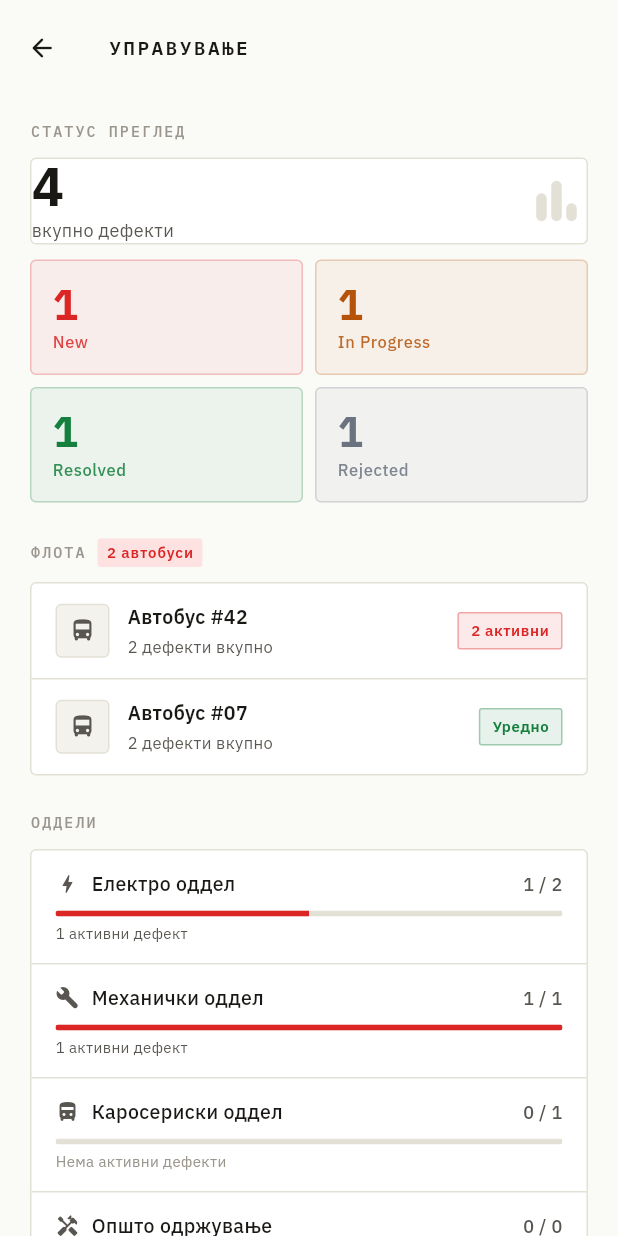
After one commit to sandrajovanceva/Bus-Defect-Reporting-App, a Flutter app: the ManagementScreen screen opened by its route, on a phone screen of 412 x 824 dp. The commit adds this screen. Run offline on Flutter 3.47's test engine with Material 3 defaults, Android fonts, the phone set to English and light mode, and no system bars; our stand-ins replace flutter_riverpod, go_router, google_fonts, image_picker.

Commit message:
feat: add dispatcher management screen with fleet and department stats

```diff
--- a/lib/core/routes/app_router.dart
+++ b/lib/core/routes/app_router.dart
@@ -5,6 +5,7 @@ import '../../screens/defects/defect_details_screen.dart';
 import '../../screens/defects/defect_report_screen.dart';
 import '../../screens/defects/my_defects_screen.dart';
 import '../../screens/home/home_screen.dart';
+import '../../screens/management/management_screen.dart';
 import '../../screens/splash/splash_screen.dart';
 import 'app_routes.dart';
 
@@ -39,6 +40,10 @@ class AppRouter {
         builder: (_, state) =>
             DefectDetailsScreen(defectId: state.pathParameters['id']!),
       ),
+      GoRoute(
+        path: AppRoutes.management,
+        builder: (_, __) => const ManagementScreen(),
+      ),
     ],
   );
 }
--- a/lib/core/routes/app_routes.dart
+++ b/lib/core/routes/app_routes.dart
@@ -8,5 +8,7 @@ class AppRoutes {
   static const String defectReport = '/defects/new';
   static const String defectDetailsPattern = '/defects/:id';
 
+  static const String management = '/management';
+
   static String defectDetails(String id) => '/defects/$id';
 }
--- a/lib/screens/home/home_screen.dart
+++ b/lib/screens/home/home_screen.dart
@@ -189,7 +189,7 @@ class HomeScreen extends ConsumerWidget {
           subtitle: 'Статуси, возачи и линии',
           icon: Icons.tune_rounded,
           primary: false,
-          onTap: () {},
+          onTap: () => context.push(AppRoutes.management),
         ),
       ];
 }
--- /dev/null
+++ b/lib/screens/management/management_screen.dart
@@ -0,0 +1,500 @@
+import 'package:flutter/material.dart';
+import 'package:flutter_riverpod/flutter_riverpod.dart';
+import 'package:go_router/go_router.dart';
+
+import '../../core/theme/app_theme.dart';
+import '../../models/maintenance_department.dart';
+import '../../services/defect_service.dart';
+import '../../widgets/status_pill.dart';
+
+class ManagementScreen extends ConsumerWidget {
+  const ManagementScreen({super.key});
+
+  @override
+  Widget build(BuildContext context, WidgetRef ref) {
+    final defects = ref.watch(defectProvider);
+
+    // ── Status counts ──────────────────────────────────────────────
+    final statusCounts = {
+      for (final s in DefectStatus.values)
+        s: defects.where((d) => d.status == s).length,
+    };
+
+    // ── Active = New + In Progress ─────────────────────────────────
+    final active = defects
+        .where((d) =>
+            d.status == DefectStatus.newReport ||
+            d.status == DefectStatus.inProgress)
+        .toList();
+
+    // ── Fleet: busNumber → {total, active} ─────────────────────────
+    final Map<String, int> busTotal = {};
+    final Map<String, int> busActive = {};
+    for (final d in defects) {
+      busTotal[d.busNumber] = (busTotal[d.busNumber] ?? 0) + 1;
+      if (d.status == DefectStatus.newReport ||
+          d.status == DefectStatus.inProgress) {
+        busActive[d.busNumber] = (busActive[d.busNumber] ?? 0) + 1;
+      }
+    }
+    final sortedBuses = busTotal.keys.toList()
+      ..sort((a, b) => (busActive[b] ?? 0).compareTo(busActive[a] ?? 0));
+
+    // ── Department workload ────────────────────────────────────────
+    final Map<MaintenanceDepartment, int> deptActive = {};
+    final Map<MaintenanceDepartment, int> deptTotal = {};
+    for (final d in defects) {
+      deptTotal[d.department] = (deptTotal[d.department] ?? 0) + 1;
+    }
+    for (final d in active) {
+      deptActive[d.department] = (deptActive[d.department] ?? 0) + 1;
+    }
+
+    return Scaffold(
+      appBar: AppBar(
+        title: const Text('УПРАВУВАЊЕ'),
+        leading: IconButton(
+          tooltip: 'Назад',
+          icon: const Icon(Icons.arrow_back_rounded, size: 20),
+          onPressed: () => context.pop(),
+        ),
+      ),
+      body: SafeArea(
+        top: false,
+        child: Center(
+          child: ConstrainedBox(
+            constraints: const BoxConstraints(maxWidth: 480),
+            child: ListView(
+              padding: const EdgeInsets.fromLTRB(20, 16, 20, 32),
+              children: [
+                // ── Overview ──────────────────────────────────────
+                const _SectionLabel(text: 'СТАТУС ПРЕГЛЕД'),
+                const SizedBox(height: 10),
+                _StatusGrid(
+                  statusCounts: statusCounts,
+                  total: defects.length,
+                ),
+                const SizedBox(height: 24),
+
+                // ── Fleet ─────────────────────────────────────────
+                Row(
+                  children: [
+                    const _SectionLabel(text: 'ФЛОТА'),
+                    const SizedBox(width: 8),
+                    Container(
+                      padding: const EdgeInsets.symmetric(
+                          horizontal: 6, vertical: 2),
+                      decoration: BoxDecoration(
+                        color: AppColors.accentSurface,
+                        borderRadius: BorderRadius.circular(2),
+                      ),
+                      child: Text(
+                        '${sortedBuses.length} автобуси',
+                        style: const TextStyle(
+                          fontSize: 10,
+                          color: AppColors.accent,
+                          fontWeight: FontWeight.w600,
+                          letterSpacing: 0.6,
+                        ),
+                      ),
+                    ),
+                  ],
+                ),
+                const SizedBox(height: 10),
+                _Card(
+                  child: Column(
+                    children: [
+                      for (int i = 0; i < sortedBuses.length; i++) ...[
+                        if (i > 0)
+                          const Divider(height: 1, color: AppColors.border),
+                        _BusRow(
+                          busNumber: sortedBuses[i],
+                          total: busTotal[sortedBuses[i]]!,
+                          active: busActive[sortedBuses[i]] ?? 0,
+                        ),
+                      ],
+                    ],
+                  ),
+                ),
+                const SizedBox(height: 24),
+
+                // ── Departments ───────────────────────────────────
+                const _SectionLabel(text: 'ОДДЕЛИ'),
+                const SizedBox(height: 10),
+                _Card(
+                  child: Column(
+                    children: [
+                      for (int i = 0;
+                          i < MaintenanceDepartment.values.length;
+                          i++) ...[
+                        if (i > 0)
+                          const Divider(height: 1, color: AppColors.border),
+                        _DeptRow(
+                          dept: MaintenanceDepartment.values[i],
+                          active: deptActive[MaintenanceDepartment.values[i]] ??
+                              0,
+                          total:
+                              deptTotal[MaintenanceDepartment.values[i]] ?? 0,
+                        ),
+                      ],
+                    ],
+                  ),
+                ),
+              ],
+            ),
+          ),
+        ),
+      ),
+    );
+  }
+}
+
+// ─────────────────────────────────────────────────────────────────
+// Status grid
+// ─────────────────────────────────────────────────────────────────
+
+class _StatusGrid extends StatelessWidget {
+  const _StatusGrid({
+    required this.statusCounts,
+    required this.total,
+  });
+
+  final Map<DefectStatus, int> statusCounts;
+  final int total;
+
+  @override
+  Widget build(BuildContext context) {
+    final items = [
+      (DefectStatus.newReport, 'New', statusCounts[DefectStatus.newReport] ?? 0),
+      (DefectStatus.inProgress, 'In Progress',
+          statusCounts[DefectStatus.inProgress] ?? 0),
+      (DefectStatus.resolved, 'Resolved',
+          statusCounts[DefectStatus.resolved] ?? 0),
+      (DefectStatus.rejected, 'Rejected',
+          statusCounts[DefectStatus.rejected] ?? 0),
+    ];
+
+    return Column(
+      children: [
+        // Total pill at top
+        _Card(
+          child: Row(
+            children: [
+              Column(
+                crossAxisAlignment: CrossAxisAlignment.start,
+                children: [
+                  Text(
+                    '$total',
+                    style: const TextStyle(
+                      fontSize: 36,
+                      fontWeight: FontWeight.w700,
+                      color: AppColors.textPrimary,
+                      height: 1.0,
+                    ),
+                  ),
+                  const SizedBox(height: 2),
+                  const Text(
+                    'вкупно дефекти',
+                    style: TextStyle(
+                      fontSize: 12,
+                      color: AppColors.textSecondary,
+                    ),
+                  ),
+                ],
+              ),
+              const Spacer(),
+              const Icon(
+                Icons.bar_chart_rounded,
+                size: 40,
+                color: AppColors.border,
+              ),
+            ],
+          ),
+        ),
+        const SizedBox(height: 10),
+        // 2-column grid
+        Row(
+          children: [
+            Expanded(child: _StatCard(status: items[0].$1, label: items[0].$2, count: items[0].$3)),
+            const SizedBox(width: 8),
+            Expanded(child: _StatCard(status: items[1].$1, label: items[1].$2, count: items[1].$3)),
+          ],
+        ),
+        const SizedBox(height: 8),
+        Row(
+          children: [
+            Expanded(child: _StatCard(status: items[2].$1, label: items[2].$2, count: items[2].$3)),
+            const SizedBox(width: 8),
+            Expanded(child: _StatCard(status: items[3].$1, label: items[3].$2, count: items[3].$3)),
+          ],
+        ),
+      ],
+    );
+  }
+}
+
+class _StatCard extends StatelessWidget {
+  const _StatCard({
+    required this.status,
+    required this.label,
+    required this.count,
+  });
+
+  final DefectStatus status;
+  final String label;
+  final int count;
+
+  @override
+  Widget build(BuildContext context) {
+    final color = status.color;
+    return Container(
+      padding: const EdgeInsets.fromLTRB(14, 14, 14, 12),
+      decoration: BoxDecoration(
+        color: color.withValues(alpha: 0.06),
+        borderRadius: BorderRadius.circular(4),
+        border: Border.all(color: color.withValues(alpha: 0.25)),
+      ),
+      child: Column(
+        crossAxisAlignment: CrossAxisAlignment.start,
+        children: [
+          Text(
+            '$count',
+            style: TextStyle(
+              fontSize: 28,
+              fontWeight: FontWeight.w700,
+              color: color,
+              height: 1.0,
+            ),
+          ),
+          const SizedBox(height: 4),
+          Text(
+            label,
+            style: TextStyle(
+              fontSize: 11,
+              color: color.withValues(alpha: 0.85),
+              fontWeight: FontWeight.w500,
+              letterSpacing: 0.4,
+            ),
+          ),
+        ],
+      ),
+    );
+  }
+}
+
+// ─────────────────────────────────────────────────────────────────
+// Fleet row
+// ─────────────────────────────────────────────────────────────────
+
+class _BusRow extends StatelessWidget {
+  const _BusRow({
+    required this.busNumber,
+    required this.total,
+    required this.active,
+  });
+
+  final String busNumber;
+  final int total;
+  final int active;
+
+  @override
+  Widget build(BuildContext context) {
+    final hasActive = active > 0;
+    final statusColor =
+        hasActive ? AppColors.statusNew : AppColors.statusResolved;
+
+    return Padding(
+      padding: const EdgeInsets.symmetric(horizontal: 16, vertical: 12),
+      child: Row(
+        children: [
+          Container(
+            width: 36,
+            height: 36,
+            decoration: BoxDecoration(
+              color: AppColors.surfaceElevated,
+              borderRadius: BorderRadius.circular(4),
+              border: Border.all(color: AppColors.border),
+            ),
+            child: const Icon(
+              Icons.directions_bus_rounded,
+              size: 18,
+              color: AppColors.textSecondary,
+            ),
+          ),
+          const SizedBox(width: 12),
+          Expanded(
+            child: Column(
+              crossAxisAlignment: CrossAxisAlignment.start,
+              children: [
+                Text(
+                  'Автобус #$busNumber',
+                  style: const TextStyle(
+                    fontSize: 13,
+                    fontWeight: FontWeight.w600,
+                    color: AppColors.textPrimary,
+                  ),
+                ),
+                const SizedBox(height: 2),
+                Text(
+                  '$total дефект${total == 1 ? '' : 'и'} вкупно',
+                  style: const TextStyle(
+                    fontSize: 11,
+                    color: AppColors.textSecondary,
+                  ),
+                ),
+              ],
+            ),
+          ),
+          // Active defect badge
+          Container(
+            padding:
+                const EdgeInsets.symmetric(horizontal: 8, vertical: 4),
+            decoration: BoxDecoration(
+              color: statusColor.withValues(alpha: 0.10),
+              borderRadius: BorderRadius.circular(2),
+              border: Border.all(color: statusColor.withValues(alpha: 0.35)),
+            ),
+            child: Text(
+              hasActive ? '$active активни' : 'Уредно',
+              style: TextStyle(
+                fontSize: 10,
+                fontWeight: FontWeight.w600,
+                color: statusColor,
+                letterSpacing: 0.4,
+              ),
+            ),
+          ),
+        ],
+      ),
+    );
+  }
+}
+
+// ─────────────────────────────────────────────────────────────────
+// Department row
+// ─────────────────────────────────────────────────────────────────
+
+class _DeptRow extends StatelessWidget {
+  const _DeptRow({
+    required this.dept,
+    required this.active,
+    required this.total,
+  });
+
+  final MaintenanceDepartment dept;
+  final int active;
+  final int total;
+
+  IconData get _icon {
+    switch (dept) {
+      case MaintenanceDepartment.electrical:
+        return Icons.bolt_rounded;
+      case MaintenanceDepartment.mechanical:
+        return Icons.build_rounded;
+      case MaintenanceDepartment.bodywork:
+        return Icons.directions_bus_filled_rounded;
+      case MaintenanceDepartment.general:
+        return Icons.handyman_rounded;
+    }
+  }
+
+  @override
+  Widget build(BuildContext context) {
+    final fraction = total == 0 ? 0.0 : active / total;
+    final barColor = active > 0 ? AppColors.accent : AppColors.border;
+
+    return Padding(
+      padding: const EdgeInsets.fromLTRB(16, 12, 16, 12),
+      child: Column(
+        crossAxisAlignment: CrossAxisAlignment.start,
+        children: [
+          Row(
+            children: [
+              Icon(_icon, size: 16, color: AppColors.textSecondary),
+              const SizedBox(width: 8),
+              Expanded(
+                child: Text(
+                  dept.label,
+                  style: const TextStyle(
+                    fontSize: 13,
+                    fontWeight: FontWeight.w500,
+                    color: AppColors.textPrimary,
+                  ),
+                ),
+              ),
+              Text(
+                '$active / $total',
+                style: const TextStyle(
+                  fontSize: 12,
+                  color: AppColors.textSecondary,
+                  fontWeight: FontWeight.w500,
+                ),
+              ),
+            ],
+          ),
+          const SizedBox(height: 8),
+          // Progress bar
+          ClipRRect(
+            borderRadius: BorderRadius.circular(2),
+            child: LinearProgressIndicator(
+              value: fraction,
+              minHeight: 4,
+              backgroundColor: AppColors.border,
+              valueColor: AlwaysStoppedAnimation<Color>(barColor),
+            ),
+          ),
+          const SizedBox(height: 4),
+          Text(
+            active > 0
+                ? '$active активн${active == 1 ? 'и' : 'и'} дефект${active == 1 ? '' : 'и'}'
+                : 'Нема активни дефекти',
+            style: TextStyle(
+              fontSize: 10,
+              color: active > 0
+                  ? AppColors.textSecondary
+                  : AppColors.textMuted,
+            ),
+          ),
+        ],
+      ),
+    );
+  }
+}
+
+// ─────────────────────────────────────────────────────────────────
+// Shared primitives
+// ─────────────────────────────────────────────────────────────────
+
+class _SectionLabel extends StatelessWidget {
+  const _SectionLabel({required this.text});
+  final String text;
+
+  @override
+  Widget build(BuildContext context) {
+    return Text(
+      text,
+      style: Theme.of(context).textTheme.labelSmall?.copyWith(
+            color: AppColors.textMuted,
+            letterSpacing: 1.4,
+          ),
+    );
+  }
+}
+
+class _Card extends StatelessWidget {
+  const _Card({required this.child});
+  final Widget child;
+
+  @override
+  Widget build(BuildContext context) {
+    return Container(
+      width: double.infinity,
+      decoration: BoxDecoration(
+        color: AppColors.surface,
+        borderRadius: BorderRadius.circular(4),
+        border: Border.all(color: AppColors.border),
+      ),
+      child: child,
+    );
+  }
+}
```
